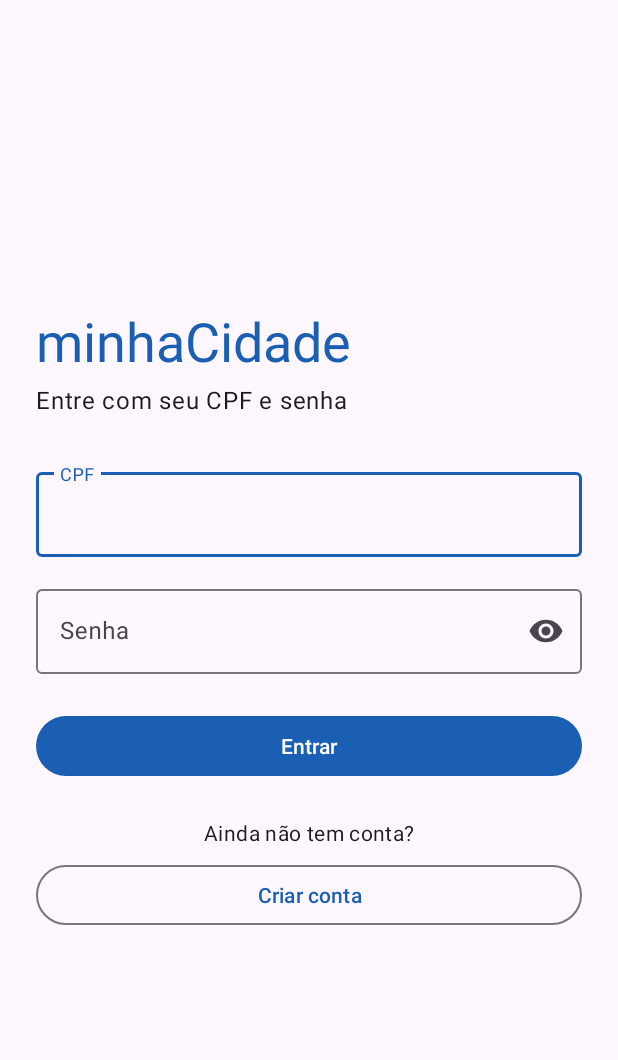
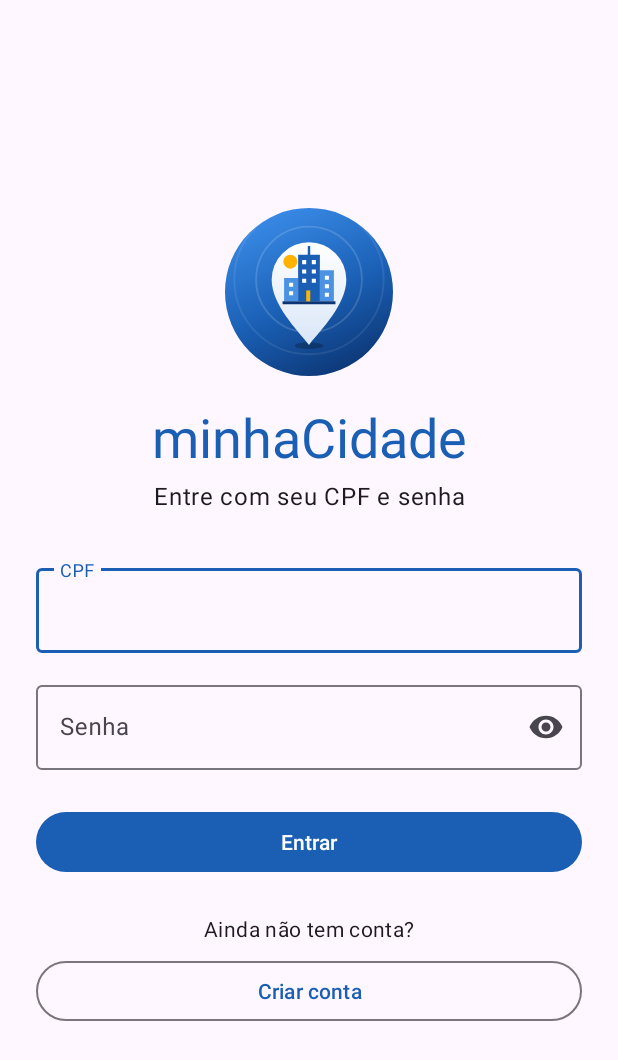
Before and after one commit to esteves014/minhaCidade, an Android app: the screen it shows after launch (LoginActivity), on a phone screen of 412 x 824 dp. Shown: the top 1060 px of the screen. Run offline under Robolectric (Android 15) with nearby library versions, the phone set to English and light mode, and no system bars.

Commit message:
Nova logo do app: ícone adaptativo e tela de login
Alfinete com horizonte de cidade e sol sobre fundo azul em degradê.
Ícone de lançamento adaptativo com versão monocromática própria e a
mesma logo exibida na tela de login. Artigo v0.6 e diário atualizados.

Co-Authored-By: Claude Sonnet 5.5 <noreply@anthropic.com>

```diff
--- a/app/src/main/res/drawable/ic_launcher_foreground.xml
+++ b/app/src/main/res/drawable/ic_launcher_foreground.xml
@@ -1,30 +1,59 @@
+<?xml version="1.0" encoding="utf-8"?>
+<!--
+    Logo do minhaCidade: alfinete de localização (denúncias com mapa) contendo o
+    horizonte da cidade (vagas, notícias) sob um sol (cidade que amanhece).
+    Conteúdo dentro da zona segura (66dp centrais dos 108dp).
+-->
 <vector xmlns:android="http://schemas.android.com/apk/res/android"
     xmlns:aapt="http://schemas.android.com/aapt"
     android:width="108dp"
     android:height="108dp"
     android:viewportWidth="108"
     android:viewportHeight="108">
-    <path android:pathData="M31,63.928c0,0 6.4,-11 12.1,-13.1c7.2,-2.6 26,-1.4 26,-1.4l38.1,38.1L107,108.928l-32,-1L31,63.928z">
+
+    <!-- Sombra do alfinete no chão -->
+    <path
+        android:fillColor="#40000000"
+        android:pathData="M45,88.5a9,2.2 0 1,0 18,0a9,2.2 0 1,0 -18,0" />
+
+    <!-- Alfinete (gota) com leve degradê -->
+    <path android:pathData="M54,88 C46,78 30,62 30,46 A24,24 0 0 1 78,46 C78,62 62,78 54,88 Z">
         <aapt:attr name="android:fillColor">
             <gradient
-                android:endX="85.84757"
-                android:endY="92.4963"
-                android:startX="42.9492"
-                android:startY="49.59793"
-                android:type="linear">
-                <item
-                    android:color="#44000000"
-                    android:offset="0.0" />
-                <item
-                    android:color="#00000000"
-                    android:offset="1.0" />
+                android:type="linear"
+                android:startX="54"
+                android:startY="22"
+                android:endX="54"
+                android:endY="88">
+                <item android:offset="0" android:color="#FFFFFFFF" />
+                <item android:offset="1" android:color="#FFD9E6F7" />
             </gradient>
         </aapt:attr>
     </path>
+
+    <!-- Sol -->
     <path
-        android:fillColor="#FFFFFF"
-        android:fillType="nonZero"
-        android:pathData="M65.3,45.828l3.8,-6.6c0.2,-0.4 0.1,-0.9 -0.3,-1.1c-0.4,-0.2 -0.9,-0.1 -1.1,0.3l-3.9,6.7c-6.3,-2.8 -13.4,-2.8 -19.7,0l-3.9,-6.7c-0.2,-0.4 -0.7,-0.5 -1.1,-0.3C38.8,38.328 38.7,38.828 38.9,39.228l3.8,6.6C36.2,49.428 31.7,56.028 31,63.928h46C76.3,56.028 71.8,49.428 65.3,45.828zM43.4,57.328c-0.8,0 -1.5,-0.5 -1.8,-1.2c-0.3,-0.7 -0.1,-1.5 0.4,-2.1c0.5,-0.5 1.4,-0.7 2.1,-0.4c0.7,0.3 1.2,1 1.2,1.8C45.3,56.528 44.5,57.328 43.4,57.328L43.4,57.328zM64.6,57.328c-0.8,0 -1.5,-0.5 -1.8,-1.2s-0.1,-1.5 0.4,-2.1c0.5,-0.5 1.4,-0.7 2.1,-0.4c0.7,0.3 1.2,1 1.2,1.8C66.5,56.528 65.6,57.328 64.6,57.328L64.6,57.328z"
-        android:strokeWidth="1"
-        android:strokeColor="#00000000" />
+        android:fillColor="#FFFFB300"
+        android:pathData="M37.5,34.5a4.5,4.5 0 1,0 9,0a4.5,4.5 0 1,0 -9,0" />
+
+    <!-- Prédios laterais (azul claro) -->
+    <path
+        android:fillColor="#FF4C92E3"
+        android:pathData="M38,45h9v15h-9zM61,40h9v20h-9z" />
+    <!-- Prédio central (azul da marca) e antena -->
+    <path
+        android:fillColor="#FF1A5FB4"
+        android:pathData="M47,30h14v30h-14zM53.2,24.5h1.6v5.5h-1.6z" />
+    <!-- Chão -->
+    <path
+        android:fillColor="#FF0C3573"
+        android:pathData="M37,60h34v1.8h-34z" />
+
+    <!-- Janelas e porta -->
+    <path
+        android:fillColor="#FFFFFFFF"
+        android:pathData="M49.6,33.5h2.6v2.6h-2.6zM55.8,33.5h2.6v2.6h-2.6zM49.6,39.5h2.6v2.6h-2.6zM55.8,39.5h2.6v2.6h-2.6zM49.6,45.5h2.6v2.6h-2.6zM55.8,45.5h2.6v2.6h-2.6zM41.2,48h2.6v2.6h-2.6zM41.2,53.5h2.6v2.6h-2.6zM64.2,43.5h2.6v2.6h-2.6zM64.2,49h2.6v2.6h-2.6zM64.2,54.5h2.6v2.6h-2.6z" />
+    <path
+        android:fillColor="#FFFFB300"
+        android:pathData="M52.2,53h2.6v7h-2.6z" />
 </vector>
--- /dev/null
+++ b/app/src/main/res/drawable/logo_app.xml
@@ -0,0 +1,6 @@
+<?xml version="1.0" encoding="utf-8"?>
+<!-- Logo completa (fundo + alfinete) para uso dentro do app; as mesmas camadas do ícone de lançamento. -->
+<layer-list xmlns:android="http://schemas.android.com/apk/res/android">
+    <item android:drawable="@drawable/ic_launcher_background" />
+    <item android:drawable="@drawable/ic_launcher_foreground" />
+</layer-list>
--- a/app/src/main/res/layout/activity_login.xml
+++ b/app/src/main/res/layout/activity_login.xml
@@ -18,10 +18,21 @@
             android:orientation="vertical"
             android:padding="24dp">
 
+            <com.google.android.material.imageview.ShapeableImageView
+                android:layout_width="112dp"
+                android:layout_height="112dp"
+                android:layout_gravity="center_horizontal"
+                android:contentDescription="@string/logo_descricao"
+                android:scaleType="centerCrop"
+                android:src="@drawable/logo_app"
+                app:shapeAppearanceOverlay="@style/Forma.Logo" />
+
             <TextView
                 android:layout_width="match_parent"
                 android:layout_height="wrap_content"
+                android:layout_marginTop="16dp"
                 android:text="@string/app_name"
+                android:textAlignment="center"
                 android:textAppearance="@style/TextAppearance.Material3.DisplaySmall"
                 android:textColor="?attr/colorPrimary" />
 
@@ -30,6 +41,7 @@
                 android:layout_height="wrap_content"
                 android:layout_marginTop="4dp"
                 android:text="@string/login_subtitulo"
+                android:textAlignment="center"
                 android:textAppearance="@style/TextAppearance.Material3.BodyLarge" />
 
             <com.google.android.material.textfield.TextInputLayout
--- a/app/src/main/res/mipmap-anydpi/ic_launcher.xml
+++ b/app/src/main/res/mipmap-anydpi/ic_launcher.xml
@@ -2,5 +2,5 @@
 <adaptive-icon xmlns:android="http://schemas.android.com/apk/res/android">
     <background android:drawable="@drawable/ic_launcher_background" />
     <foreground android:drawable="@drawable/ic_launcher_foreground" />
-    <monochrome android:drawable="@drawable/ic_launcher_foreground" />
+    <monochrome android:drawable="@drawable/ic_launcher_monochrome" />
 </adaptive-icon>
--- a/app/src/main/res/mipmap-anydpi/ic_launcher_round.xml
+++ b/app/src/main/res/mipmap-anydpi/ic_launcher_round.xml
@@ -2,5 +2,5 @@
 <adaptive-icon xmlns:android="http://schemas.android.com/apk/res/android">
     <background android:drawable="@drawable/ic_launcher_background" />
     <foreground android:drawable="@drawable/ic_launcher_foreground" />
-    <monochrome android:drawable="@drawable/ic_launcher_foreground" />
+    <monochrome android:drawable="@drawable/ic_launcher_monochrome" />
 </adaptive-icon>
--- a/app/src/main/res/values/strings.xml
+++ b/app/src/main/res/values/strings.xml
@@ -1,5 +1,6 @@
 <resources>
     <string name="app_name">minhaCidade</string>
+    <string name="logo_descricao">Logo do minhaCidade</string>
 
     <string name="nav_vagas">Vagas</string>
     <string name="nav_noticias">Notícias</string>
--- a/app/src/main/res/values/themes.xml
+++ b/app/src/main/res/values/themes.xml
@@ -9,4 +9,9 @@
     </style>
 
     <style name="Theme.MinhaCidade" parent="Base.Theme.MinhaCidade" />
+
+    <style name="Forma.Logo" parent="">
+        <item name="cornerFamily">rounded</item>
+        <item name="cornerSize">50%</item>
+    </style>
 </resources>
```
Also changed, not shown: app/src/main/res/drawable/ic_launcher_background.xml (+23 -159 lines), app/src/main/res/drawable/ic_launcher_monochrome.xml (added, +16 -0 lines), 4 other files.
